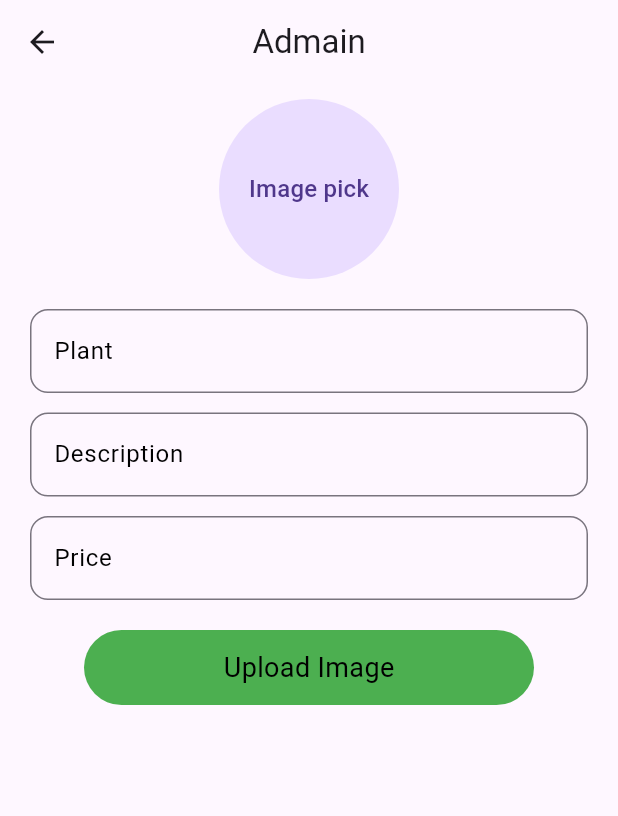
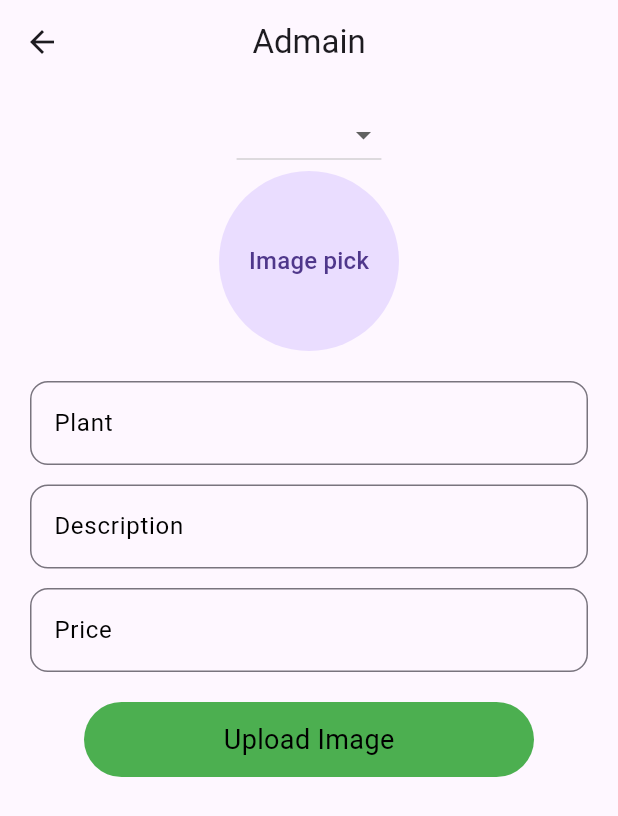
Before and after one commit to Muhammad-Adnan11/Plants-App, a Flutter app: the AdmainScreen screen opened directly, after a tap on "Upload Image", on a phone screen of 412 x 824 dp. Shown: the top 816 px of the screen. Run offline on Flutter 3.47's test engine with Material 3 defaults, Android fonts, the phone set to English and light mode, and no system bars; our stand-ins replace awesome_bottom_bar, cloud_firestore, firebase_auth, firebase_core, firebase_storage, image_picker and 2 more; accounts and stored records are empty.

Commit message:
screens more addition

```diff
--- a/lib/UI/Screens/admain_screen/admain_screen.dart
+++ b/lib/UI/Screens/admain_screen/admain_screen.dart
@@ -1,5 +1,6 @@
 import 'dart:io';
 
+import 'package:cloud_firestore/cloud_firestore.dart';
 import 'package:flutter/material.dart';
 import 'package:plants_mart/UI/Components/CostumTextfield.dart';
 import 'package:plants_mart/UI/Screens/admain_screen/admin_screen_provider.dart';
@@ -27,6 +28,16 @@ class _AdmainScreenState extends State<AdmainScreen> {
         child: SingleChildScrollView(
           child: Column(
             children: [
+              DropdownButton(items: admin.listitem.map((String item){
+                 return DropdownMenuItem(
+                value: item,
+                child:Text(item)
+               );
+                }).toList(),
+                  onChanged: (String? newvalue){
+
+                  },
+              ),
               InkWell(
                 onTap: (){
                   admin.gallurayGetImage();
@@ -44,6 +55,7 @@ class _AdmainScreenState extends State<AdmainScreen> {
                 height: 20,
               ),
               TextField(
+                controller: admin.plantname,
                   cursorColor: Colors.cyan,
                   decoration: InputDecoration(
                       label: Text('Plant',style: TextStyle(color: Colors.black),),
@@ -61,6 +73,7 @@ class _AdmainScreenState extends State<AdmainScreen> {
                 height: 13,
               ),
               TextField(
+                controller: admin.plantDescription,
                   cursorColor: Colors.cyan,
                   decoration: InputDecoration(
                       label: Text('Description',style: TextStyle(color: Colors.black),),
@@ -78,6 +91,7 @@ class _AdmainScreenState extends State<AdmainScreen> {
                 height: 13,
               ),
               TextField(
+                controller: admin.plantprice,
                   cursorColor: Colors.cyan,
                   decoration: InputDecoration(
                       label: Text('Price',style: TextStyle(color: Colors.black),),
@@ -96,10 +110,14 @@ class _AdmainScreenState extends State<AdmainScreen> {
               ),
             InkWell(
               onTap: ()async {
-              firebase_storage.Reference ref=firebase_storage.FirebaseStorage.instance.ref().child('path').child('image');
-              firebase_storage.UploadTask uploadTask = ref.putFile(admin.image!.absolute);
-               await Future.value(uploadTask);
-               var newurl = ref.getDownloadURL();
+                admin.fstroge();
+                admin.addToFireStore();
+                // FirebaseFirestore.instance.collection('Plants').doc().set({
+                //   'plant Name':admin.plantname.text.trim(),
+                //   'Plant Description':admin.plantDescription.text.trim(),
+                //   'Plant Price':admin.plantprice.text.trim(),
+                //
+                // });
               },
               child: Container(
                 height: 50,
--- a/lib/UI/Screens/admain_screen/admin_screen_provider.dart
+++ b/lib/UI/Screens/admain_screen/admin_screen_provider.dart
@@ -1,9 +1,20 @@
 import 'dart:io';
 
+import 'package:cloud_firestore/cloud_firestore.dart';
 import 'package:flutter/material.dart';
 import 'package:image_picker/image_picker.dart';
 import 'package:firebase_storage/firebase_storage.dart' as firebase_storage;
+
 class AdminProvider with ChangeNotifier{
+  TextEditingController plantname=TextEditingController();
+  TextEditingController plantDescription=TextEditingController();
+  TextEditingController plantprice=TextEditingController();
+  String valuechoose='';
+  List<String> listitem=['Popular 1', 'Outdoor 2','Indoor 3','Fashoin 4'];
+  String _imageurl='';
+  String _imagePath='';
+  String get imageurl=>_imageurl;
+  String get imagePath=>_imagePath;
   File? _image;
   File? get image=> _image;
   final picker=ImagePicker();
@@ -18,4 +29,25 @@ class AdminProvider with ChangeNotifier{
    }
    notifyListeners();
   }
+  void fstroge() async{
+    firebase_storage.Reference ref=firebase_storage.FirebaseStorage.instance.ref().child('Image').child(DateTime.now().millisecond.toString());
+    firebase_storage.UploadTask uploadTask = ref.putFile(image!.absolute);
+    await Future.value(uploadTask);
+    _imageurl = await ref.getDownloadURL();
+    _imagePath = ref.fullPath;
+    print(_imageurl);
+    print(_imagePath);
+  }
+
+  void addToFireStore()async{
+   await FirebaseFirestore.instance.collection('Plants').doc().set({
+      'plant Name':plantname.text.trim(),
+      'Plant Description':plantDescription.text.trim(),
+      'Plant Price':plantprice.text.trim(),
+     'image_url' : _imageurl,
+      'image_path': _imagePath,
+
+    });
+   notifyListeners();
+  }
 }
```
